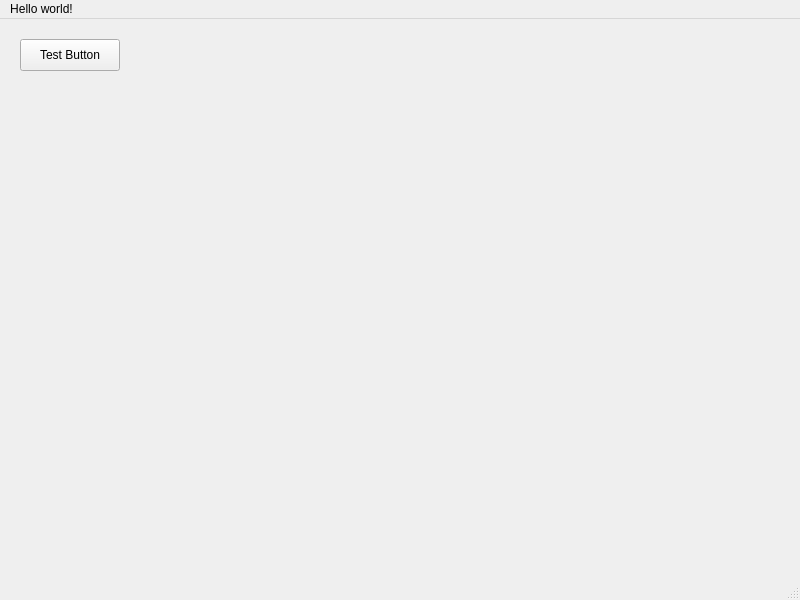
This is app/mainwindow.ui in erakai/Mercury as Qt 5 draws it before an edit. The edited form follows.
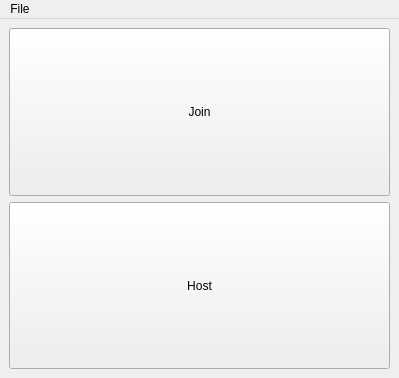
This is the edited form.

Commit message: created basic ui window with a join and host button with dynamic layout, also File button in menu

Patch:
```diff
--- a/app/mainwindow.ui
+++ b/app/mainwindow.ui
@@ -6,45 +6,84 @@
    <rect>
     <x>0</x>
     <y>0</y>
-    <width>800</width>
-    <height>600</height>
+    <width>399</width>
+    <height>378</height>
    </rect>
   </property>
+  <property name="maximumSize">
+   <size>
+    <width>800</width>
+    <height>800</height>
+   </size>
+  </property>
   <property name="windowTitle">
    <string>MainWindow</string>
   </property>
   <widget class="QWidget" name="centralwidget">
-   <widget class="QPushButton" name="pushButton">
-    <property name="geometry">
-     <rect>
-      <x>20</x>
-      <y>20</y>
-      <width>100</width>
-      <height>32</height>
-     </rect>
-    </property>
-    <property name="text">
-     <string>Test Button</string>
-    </property>
-   </widget>
+   <layout class="QHBoxLayout" name="horizontalLayout">
+    <item>
+     <layout class="QVBoxLayout" name="verticalLayout">
+      <item>
+       <widget class="QPushButton" name="pushButton">
+        <property name="sizePolicy">
+         <sizepolicy hsizetype="Minimum" vsizetype="Minimum">
+          <horstretch>0</horstretch>
+          <verstretch>0</verstretch>
+         </sizepolicy>
+        </property>
+        <property name="text">
+         <string>Join</string>
+        </property>
+       </widget>
+      </item>
+      <item>
+       <widget class="QPushButton" name="pushButton_2">
+        <property name="sizePolicy">
+         <sizepolicy hsizetype="Minimum" vsizetype="Minimum">
+          <horstretch>0</horstretch>
+          <verstretch>0</verstretch>
+         </sizepolicy>
+        </property>
+        <property name="text">
+         <string>Host</string>
+        </property>
+       </widget>
+      </item>
+     </layout>
+    </item>
+   </layout>
   </widget>
   <widget class="QMenuBar" name="menubar">
    <property name="geometry">
     <rect>
      <x>0</x>
      <y>0</y>
-     <width>800</width>
-     <height>37</height>
+     <width>399</width>
+     <height>24</height>
     </rect>
    </property>
-   <widget class="QMenu" name="menuHello_world">
+   <widget class="QMenu" name="menuFile">
     <property name="title">
-     <string>Hello world!</string>
+     <string>File</string>
     </property>
    </widget>
-   <addaction name="menuHello_world"/>
+   <addaction name="menuFile"/>
   </widget>
-  <widget class="QStatusBar" name="statusbar"/>
+  <action name="actionHi1">
+   <property name="text">
+    <string>Hi1</string>
+   </property>
+  </action>
+  <action name="actionOpen_Settings">
+   <property name="text">
+    <string>Open Settings...</string>
+   </property>
+  </action>
+  <action name="actionPreferences">
+   <property name="text">
+    <string>Preferences...</string>
+   </property>
+  </action>
  </widget>
  <resources/>
  <connections/>
```
Left out of the diff: 3 changed lines with no effect on the pictures.
